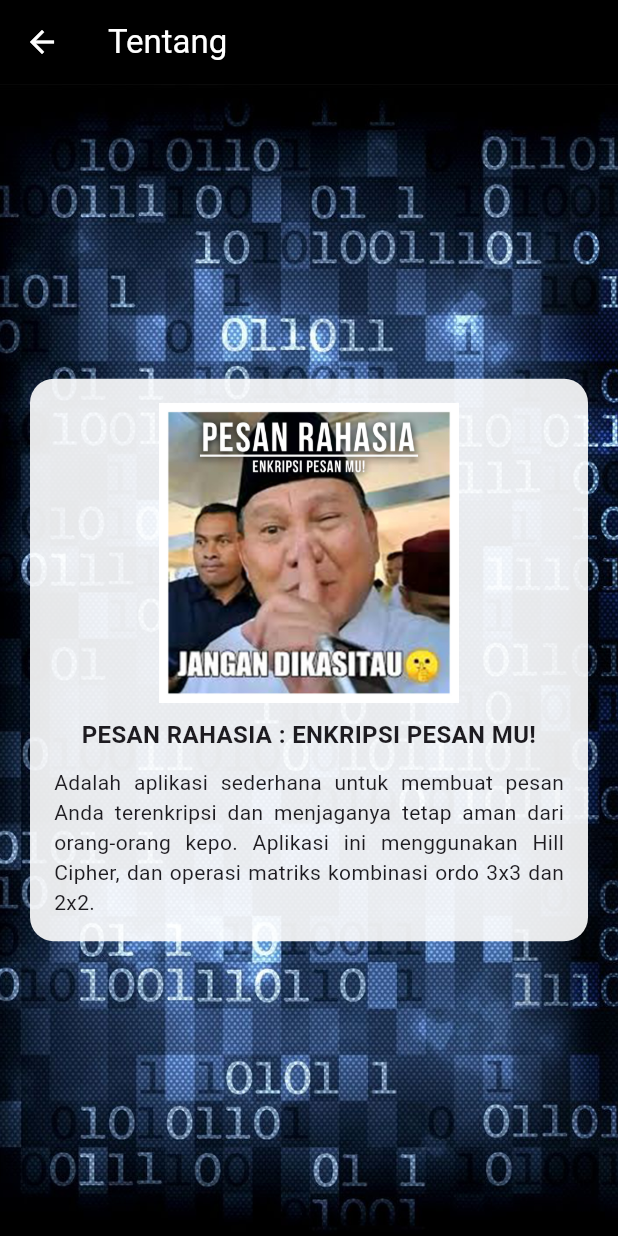
After one commit to johan99999/Pesan-Rahasia-Enkripsi-Pesan-mu, a Flutter app: the TentangPage screen opened by its route, on a phone screen of 412 x 824 dp. The commit adds this screen. Run offline on Flutter 3.47's test engine with Material 3 defaults, Android fonts, the phone set to English and light mode, and no system bars.

Commit message:
[ADD] Menambahkan halaman About / Tentang serta navigasinya dari menu drawer

```diff
--- a/pesan_rahasia_enkripsi_pesan_mu/lib/main.dart
+++ b/pesan_rahasia_enkripsi_pesan_mu/lib/main.dart
@@ -3,6 +3,7 @@ import '/screens/home_screen.dart';
 import 'screens/splash_screen.dart';
 import 'screens/enkripsi_screen.dart';
 import 'screens/dekripsi_screen.dart';
+import 'screens/about.dart';
 
 void main() {
   runApp(
@@ -14,6 +15,7 @@ void main() {
         '/home': (context) => HomeScreen(),
         '/enkripsi': (context) => SetelanMatriksEnkripsiPage(),
         '/dekripsi': (context) => SetelanMatriksDekripsiPage(),
+        '/tentang': (context) => TentangPage()
       },
     ),
   );
--- /dev/null
+++ b/pesan_rahasia_enkripsi_pesan_mu/lib/screens/about.dart
@@ -0,0 +1,61 @@
+import 'package:flutter/material.dart';
+
+class TentangPage extends StatelessWidget {
+  const TentangPage({super.key});
+
+  @override
+  Widget build(BuildContext context) {
+    return Scaffold(
+      backgroundColor: Colors.black,
+      appBar: AppBar(
+        title: const Text("Tentang", style: TextStyle(color: Colors.white)),
+        backgroundColor: Colors.black,
+        iconTheme: const IconThemeData(color: Colors.white),
+      ),
+      body: Stack(
+        children: [
+          Positioned.fill(
+            child: Image.asset(
+              'assets/images/download.jpg',
+              fit: BoxFit.cover,
+            ),
+          ),
+          Center(
+            child: Container(
+              margin: const EdgeInsets.all(20),
+              padding: const EdgeInsets.all(16),
+              decoration: BoxDecoration(
+                color: Colors.white.withOpacity(0.9),
+                borderRadius: BorderRadius.circular(16),
+              ),
+              child: Column(
+                mainAxisSize: MainAxisSize.min,
+                children: [
+                  Image.asset(
+                    'assets/images/logo.jpg', // sesuaikan dengan nama gambar kamu
+                    width: 200,
+                  ),
+                  const SizedBox(height: 10),
+                  const Text(
+                    'PESAN RAHASIA : ENKRIPSI PESAN MU!',
+                    style: TextStyle(
+                      fontWeight: FontWeight.bold,
+                      fontSize: 16,
+                    ),
+                    textAlign: TextAlign.center,
+                  ),
+                  const SizedBox(height: 10),
+                  const Text(
+                    'Adalah aplikasi sederhana untuk membuat pesan Anda terenkripsi dan menjaganya tetap aman dari orang-orang kepo. Aplikasi ini menggunakan Hill Cipher, dan operasi matriks kombinasi ordo 3x3 dan 2x2.',
+                    style: TextStyle(fontSize: 14),
+                    textAlign: TextAlign.justify,
+                  ),
+                ],
+              ),
+            ),
+          ),
+        ],
+      ),
+    );
+  }
+}
--- a/pesan_rahasia_enkripsi_pesan_mu/lib/screens/home_screen.dart
+++ b/pesan_rahasia_enkripsi_pesan_mu/lib/screens/home_screen.dart
@@ -35,19 +35,24 @@ class HomeScreen extends StatelessWidget {
           padding: EdgeInsets.zero,
           children: [
             DrawerHeader(
-          decoration: BoxDecoration(
-            color: Color(0xFF1A005D),
-          ),
+              decoration: BoxDecoration(color: Color(0xFF1A005D)),
               child: Column(
                 children: [
-              Image.asset('assets/images/logo.jpg', width: 100, height: 100),
+                  Image.asset(
+                    'assets/images/logo.jpg',
+                    width: 100,
+                    height: 100,
+                  ),
                   SizedBox(height: 10),
                   Text('VERSI 1.0.0', style: TextStyle(color: Colors.white)),
                 ],
               ),
             ),
             ListTile(
-          title: Text('Ganti Matriks Kunci', style: TextStyle(color: Colors.white)),
+              title: Text(
+                'Ganti Matriks Kunci',
+                style: TextStyle(color: Colors.white),
+              ),
               onTap: () {
                 Navigator.pushNamed(context, '/enkripsi');
               },
@@ -56,6 +61,7 @@ class HomeScreen extends StatelessWidget {
             ListTile(
               title: Text('Tentang', style: TextStyle(color: Colors.white)),
               onTap: () {
+                Navigator.pushNamed(context, '/tentang');
               },
             ),
             ListTile(
@@ -208,26 +214,42 @@ String prosesEnkripsi(String input, {bool enkripsi = true}) {
 
     if (sisa >= 6 || sisa == 3) {
       final bagian = angka.sublist(i, i + 3);
-      hasil.addAll(enkripsi ? enkripsi3x3(bagian[0], bagian[1], bagian[2])
-                             : dekripsi3x3(bagian[0], bagian[1], bagian[2]));
+      hasil.addAll(
+        enkripsi
+            ? enkripsi3x3(bagian[0], bagian[1], bagian[2])
+            : dekripsi3x3(bagian[0], bagian[1], bagian[2]),
+      );
       i += 3;
     } else if (sisa == 5) {
       final b3 = angka.sublist(i, i + 3);
       final b2 = angka.sublist(i + 3, i + 5);
-      hasil.addAll(enkripsi ? enkripsi3x3(b3[0], b3[1], b3[2])
-                            : dekripsi3x3(b3[0], b3[1], b3[2]));
-      hasil.addAll(enkripsi ? enkripsi2x2(b2[0], b2[1])
-                            : dekripsi2x2(b2[0], b2[1]));
+      hasil.addAll(
+        enkripsi
+            ? enkripsi3x3(b3[0], b3[1], b3[2])
+            : dekripsi3x3(b3[0], b3[1], b3[2]),
+      );
+      hasil.addAll(
+        enkripsi ? enkripsi2x2(b2[0], b2[1]) : dekripsi2x2(b2[0], b2[1]),
+      );
       i += 5;
     } else if (sisa == 4) {
-      hasil.addAll(enkripsi ? enkripsi2x2(angka[i], angka[i + 1])
-                            : dekripsi2x2(angka[i], angka[i + 1]));
-      hasil.addAll(enkripsi ? enkripsi2x2(angka[i + 2], angka[i + 3])
-                            : dekripsi2x2(angka[i + 2], angka[i + 3]));
+      hasil.addAll(
+        enkripsi
+            ? enkripsi2x2(angka[i], angka[i + 1])
+            : dekripsi2x2(angka[i], angka[i + 1]),
+      );
+      hasil.addAll(
+        enkripsi
+            ? enkripsi2x2(angka[i + 2], angka[i + 3])
+            : dekripsi2x2(angka[i + 2], angka[i + 3]),
+      );
       i += 4;
     } else if (sisa == 2) {
-      hasil.addAll(enkripsi ? enkripsi2x2(angka[i], angka[i + 1])
-                            : dekripsi2x2(angka[i], angka[i + 1]));
+      hasil.addAll(
+        enkripsi
+            ? enkripsi2x2(angka[i], angka[i + 1])
+            : dekripsi2x2(angka[i], angka[i + 1]),
+      );
       i += 2;
     } else {
       break;
```
Lines whose indentation alone changed are shown as unchanged.
